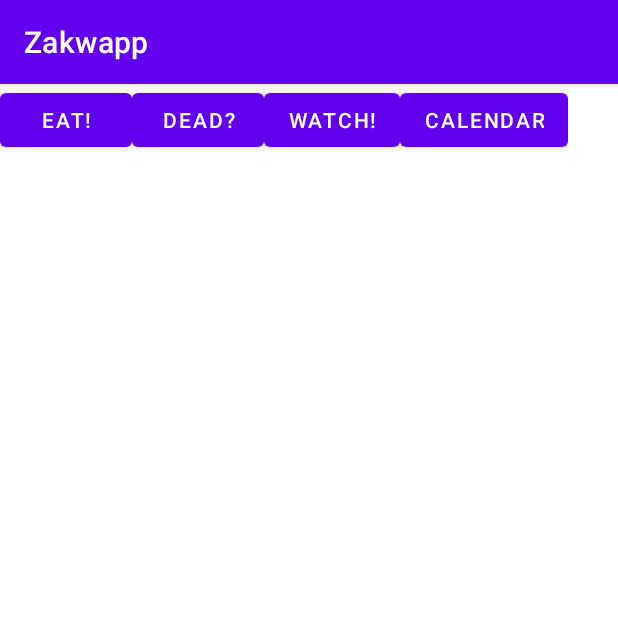
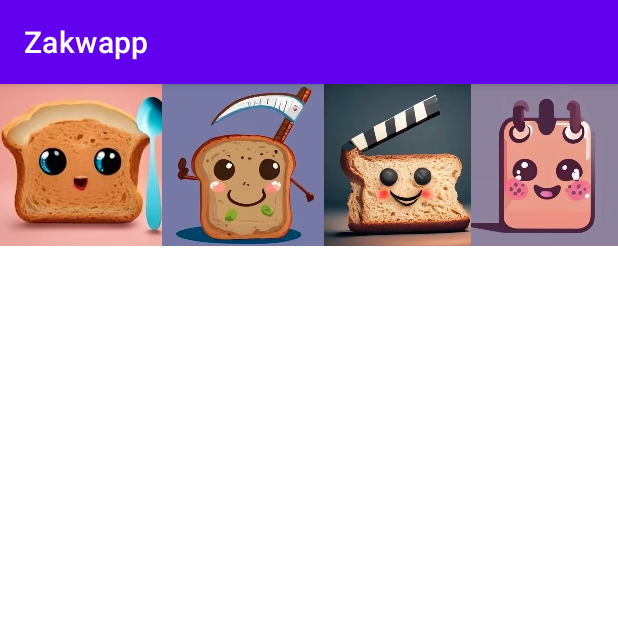
Before and after one commit to zchochul/Zakwapp, an Android app: the screen it shows after launch (MainActivity), on a phone screen of 412 x 824 dp, the top half of it. Run offline under Robolectric (Android 15) with nearby library versions, the phone set to English and light mode, and no system bars.

Commit message:
Ikonki działają, pzdr

```diff
--- a/app/src/main/java/com/example/zakwapp/MainActivity.java
+++ b/app/src/main/java/com/example/zakwapp/MainActivity.java
@@ -10,13 +10,14 @@ import android.content.Intent;
 import android.os.Bundle;
 import android.view.View;
 import android.widget.Button;
+import android.widget.ImageButton;
 import android.widget.Toast;
 
 public class MainActivity extends AppCompatActivity {
-    Button button_feeding;
-    Button button_is_dead;
-    Button button_movies;
-    Button button_calendar;
+    ImageButton button_feeding;
+    ImageButton button_is_dead;
+    ImageButton button_movies;
+    ImageButton button_calendar;
     boolean isAlive = true;
     @Override
     protected void onCreate(Bundle savedInstanceState) {
--- a/app/src/main/res/layout/activity_main.xml
+++ b/app/src/main/res/layout/activity_main.xml
@@ -13,32 +13,57 @@
         android:gravity="center"
         android:orientation="horizontal">
 
-        <Button
+        <ImageButton
             android:id="@+id/Feed_button"
-            android:layout_width="match_parent"
-            android:layout_height="wrap_content"
+            android:layout_width="108dp"
+            android:layout_height="108dp"
+            android:adjustViewBounds="true"
+            android:background="@null"
+            android:contentDescription="EAT"
+            android:scaleType="centerCrop"
+            android:src="@drawable/eating_official"
             android:text="Eat!" />
 
-        <Button
+
+        <ImageButton
             android:id="@+id/Is_Dead_Button"
-            android:layout_width="match_parent"
-            android:layout_height="wrap_content"
+            android:layout_width="108dp"
+            android:layout_height="108dp"
+            android:adjustViewBounds="true"
+            android:background="@null"
+            android:contentDescription="DEAD"
+            android:scaleType="centerCrop"
+            android:src="@drawable/death_official"
             android:gravity="center"
             android:text="Dead?" />
 
-        <Button
+        <ImageButton
             android:id="@+id/Movies_Button"
-            android:layout_width="wrap_content"
-            android:layout_height="wrap_content"
+            android:layout_width="108dp"
+            android:layout_height="108dp"
+            android:adjustViewBounds="true"
+            android:background="@null"
+            android:scaleType="centerCrop"
+            android:contentDescription="MOVIE"
+            android:src="@drawable/movies_official"
             android:layout_weight="1"
             android:text="Watch!" />
 
-        <Button
+        <ImageButton
             android:id="@+id/Calendar_Button"
-            android:layout_width="wrap_content"
-            android:layout_height="wrap_content"
+            android:layout_width="108dp"
+            android:layout_height="108dp"
+            android:adjustViewBounds="true"
+            android:background="@null"
+            android:contentDescription="TIME"
+            android:scaleType="centerCrop"
+            android:src="@drawable/calendar_official"
             android:layout_weight="1"
             android:text="Calendar" />
+
+
+
+
 
     </LinearLayout>
 
```
Also changed, not shown: app/src/main/res/drawable/calendar_official.png (added), app/src/main/res/drawable/death_official.png (added), app/src/main/res/drawable/eating_official.png (added), app/src/main/res/drawable/movies_official.png (added).
